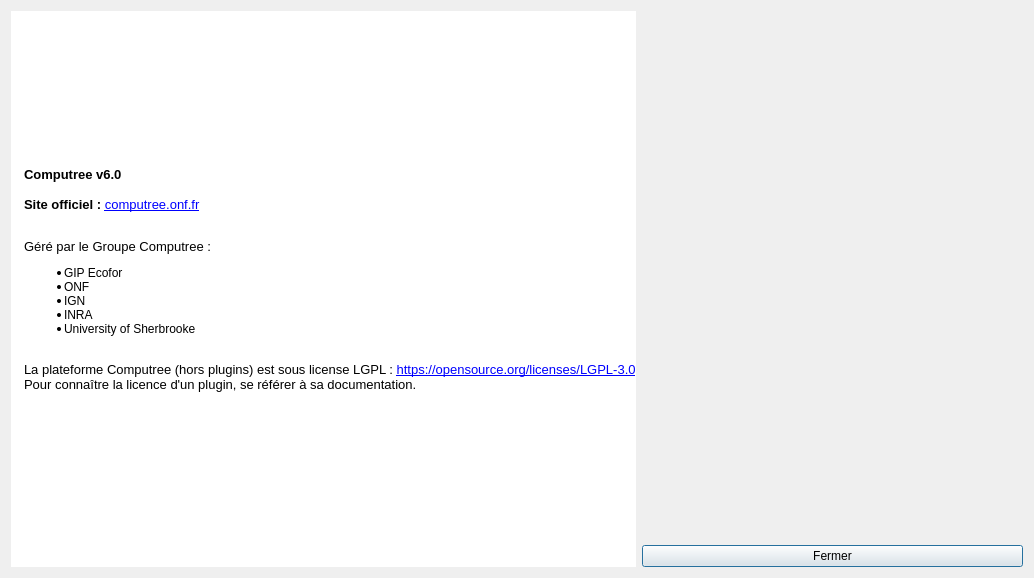
First picture: the form in ComputreeGui/view/MainView/gaboutdialog.ui, repository Chabam/computree-mirror, before the edit.
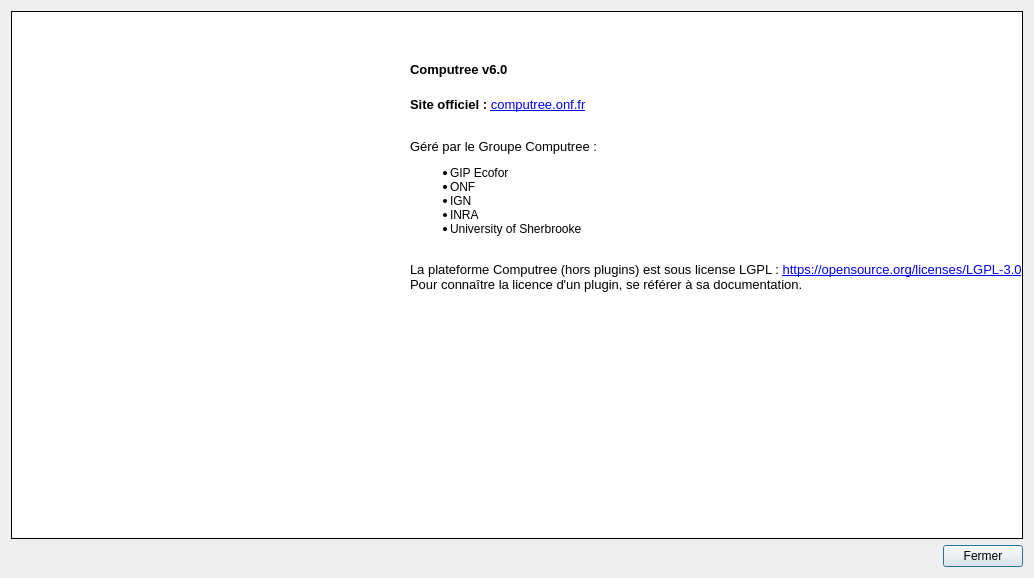
Second picture: the form after the edit. Icons and pictures are not drawn.

Commit message: Répercutions de la version sur A propos et exports documentés

```diff
--- a/ComputreeGui/view/MainView/gaboutdialog.ui
+++ b/ComputreeGui/view/MainView/gaboutdialog.ui
@@ -15,11 +15,11 @@
   </property>
   <layout class="QHBoxLayout" name="horizontalLayout">
    <item>
-    <widget class="QWidget" name="widget_4" native="true">
+    <widget class="QWidget" name="widget_2" native="true">
      <property name="styleSheet">
-      <string notr="true">QWidget {background-color: white}</string>
+      <string notr="true"/>
      </property>
-     <layout class="QHBoxLayout" name="horizontalLayout_2">
+     <layout class="QGridLayout" name="gridLayout_2" columnstretch="1,0">
       <property name="leftMargin">
        <number>0</number>
       </property>
@@ -32,7 +32,42 @@
       <property name="bottomMargin">
        <number>0</number>
       </property>
-      <item>
+      <property name="horizontalSpacing">
+       <number>0</number>
+      </property>
+      <property name="verticalSpacing">
+       <number>6</number>
+      </property>
+      <item row="1" column="1">
+       <widget class="QPushButton" name="pushButtonFermer">
+        <property name="text">
+         <string>Fermer</string>
+        </property>
+       </widget>
+      </item>
+      <item row="0" column="0" colspan="2">
+       <widget class="QWidget" name="widget_5" native="true">
+        <property name="styleSheet">
+         <string notr="true">QWidget {background-color: white;border-width:1px;border-style:solid;border-color: black;}
+</string>
+        </property>
+        <layout class="QGridLayout" name="gridLayout">
+         <property name="leftMargin">
+          <number>1</number>
+         </property>
+         <property name="topMargin">
+          <number>1</number>
+         </property>
+         <property name="rightMargin">
+          <number>1</number>
+         </property>
+         <property name="bottomMargin">
+          <number>1</number>
+         </property>
+         <property name="spacing">
+          <number>0</number>
+         </property>
+         <item row="0" column="0">
        <widget class="QWidget" name="widget" native="true">
         <property name="sizePolicy">
          <sizepolicy hsizetype="Preferred" vsizetype="Preferred">
@@ -40,6 +75,9 @@
           <verstretch>0</verstretch>
          </sizepolicy>
         </property>
+           <property name="styleSheet">
+            <string notr="true">QWidget {background-color: white;border-style: none;}</string>
+           </property>
         <layout class="QVBoxLayout" name="verticalLayout_2">
          <property name="leftMargin">
           <number>0</number>
@@ -166,6 +204,24 @@
         </layout>
        </widget>
       </item>
+         <item row="0" column="1">
+          <widget class="QWidget" name="widget_4" native="true">
+           <property name="styleSheet">
+            <string notr="true">QWidget {background-color: white;border-style: none;}</string>
+           </property>
+           <layout class="QHBoxLayout" name="horizontalLayout_2">
+            <property name="leftMargin">
+             <number>0</number>
+            </property>
+            <property name="topMargin">
+             <number>0</number>
+            </property>
+            <property name="rightMargin">
+             <number>0</number>
+            </property>
+            <property name="bottomMargin">
+             <number>0</number>
+            </property>
       <item>
        <layout class="QVBoxLayout" name="verticalLayout_3">
         <property name="rightMargin">
@@ -208,10 +264,17 @@
           </property>
          </widget>
         </item>
+              <item>
+               <widget class="QLabel" name="lb_version">
+                <property name="text">
+                 <string>&lt;html&gt;&lt;head/&gt;&lt;body&gt;&lt;p&gt;&lt;span style=&quot; font-size:10pt; font-weight:600;&quot;&gt;&lt;br/&gt;&lt;br/&gt;Computree v6.0&lt;br/&gt;&lt;/span&gt;&lt;/p&gt;&lt;/body&gt;&lt;/html&gt;</string>
+                </property>
+               </widget>
+              </item>
         <item>
          <widget class="QLabel" name="label">
           <property name="text">
-           <string>&lt;html&gt;&lt;head/&gt;&lt;body&gt;&lt;p&gt;&lt;span style=&quot; font-size:10pt; font-weight:600;&quot;&gt;Computree v6.0&lt;br/&gt;&lt;br/&gt;Site officiel : &lt;/span&gt;&lt;a href=&quot;https://computree.onf.fr&quot;&gt;&lt;span style=&quot; font-family:'Sans'; font-size:10pt; text-decoration: underline; color:#0000ff;&quot;&gt;computree.onf.fr&lt;/span&gt;&lt;/a&gt;&lt;/p&gt;&lt;p&gt;&lt;span style=&quot; font-family:'Sans'; font-size:10pt;&quot;&gt;&lt;br/&gt;Géré par le Groupe Computree :&lt;/span&gt;&lt;/p&gt;&lt;ul style=&quot;margin-top: 0px; margin-bottom: 0px; margin-left: 0px; margin-right: 0px; -qt-list-indent: 1;&quot;&gt;&lt;li style=&quot; margin-top:12px; margin-bottom:0px; margin-left:0px; margin-right:0px; -qt-block-indent:0; text-indent:0px;&quot;&gt;GIP Ecofor&lt;/li&gt;&lt;li style=&quot; margin-top:0px; margin-bottom:0px; margin-left:0px; margin-right:0px; -qt-block-indent:0; text-indent:0px;&quot;&gt;ONF&lt;/li&gt;&lt;li style=&quot; margin-top:0px; margin-bottom:0px; margin-left:0px; margin-right:0px; -qt-block-indent:0; text-indent:0px;&quot;&gt;IGN&lt;/li&gt;&lt;li style=&quot; margin-top:0px; margin-bottom:0px; margin-left:0px; margin-right:0px; -qt-block-indent:0; text-indent:0px;&quot;&gt;INRA&lt;/li&gt;&lt;li style=&quot; margin-top:0px; margin-bottom:12px; margin-left:0px; margin-right:0px; -qt-block-indent:0; text-indent:0px;&quot;&gt;University of Sherbrooke &lt;/li&gt;&lt;/ul&gt;&lt;p&gt;&lt;br/&gt;&lt;span style=&quot; font-family:'Sans'; font-size:10pt;&quot;&gt;La plateforme Computree (hors plugins) est sous license LGPL : &lt;/span&gt;&lt;a href=&quot;https://opensource.org/licenses/LGPL-3.0&quot;&gt;&lt;span style=&quot; font-family:'Sans'; font-size:10pt; text-decoration: underline; color:#0000ff;&quot;&gt;https://opensource.org/licenses/LGPL-3.0&lt;/span&gt;&lt;/a&gt;&lt;br/&gt;&lt;span style=&quot; font-family:'Sans'; font-size:10pt;&quot;&gt;Pour connaître la licence d'un plugin, se référer à sa documentation. &lt;/span&gt;&lt;/p&gt;&lt;/body&gt;&lt;/html&gt;</string>
+                 <string>&lt;html&gt;&lt;head/&gt;&lt;body&gt;&lt;p&gt;&lt;span style=&quot; font-size:10pt; font-weight:600;&quot;&gt;Site officiel : &lt;/span&gt;&lt;a href=&quot;https://computree.onf.fr&quot;&gt;&lt;span style=&quot; font-family:'Sans'; font-size:10pt; text-decoration: underline; color:#0000ff;&quot;&gt;computree.onf.fr&lt;/span&gt;&lt;/a&gt;&lt;/p&gt;&lt;p&gt;&lt;span style=&quot; font-family:'Sans'; font-size:10pt;&quot;&gt;&lt;br/&gt;Géré par le Groupe Computree :&lt;/span&gt;&lt;/p&gt;&lt;ul style=&quot;margin-top: 0px; margin-bottom: 0px; margin-left: 0px; margin-right: 0px; -qt-list-indent: 1;&quot;&gt;&lt;li style=&quot; margin-top:12px; margin-bottom:0px; margin-left:0px; margin-right:0px; -qt-block-indent:0; text-indent:0px;&quot;&gt;GIP Ecofor&lt;/li&gt;&lt;li style=&quot; margin-top:0px; margin-bottom:0px; margin-left:0px; margin-right:0px; -qt-block-indent:0; text-indent:0px;&quot;&gt;ONF&lt;/li&gt;&lt;li style=&quot; margin-top:0px; margin-bottom:0px; margin-left:0px; margin-right:0px; -qt-block-indent:0; text-indent:0px;&quot;&gt;IGN&lt;/li&gt;&lt;li style=&quot; margin-top:0px; margin-bottom:0px; margin-left:0px; margin-right:0px; -qt-block-indent:0; text-indent:0px;&quot;&gt;INRA&lt;/li&gt;&lt;li style=&quot; margin-top:0px; margin-bottom:12px; margin-left:0px; margin-right:0px; -qt-block-indent:0; text-indent:0px;&quot;&gt;University of Sherbrooke &lt;/li&gt;&lt;/ul&gt;&lt;p&gt;&lt;br/&gt;&lt;span style=&quot; font-family:'Sans'; font-size:10pt;&quot;&gt;La plateforme Computree (hors plugins) est sous license LGPL : &lt;/span&gt;&lt;a href=&quot;https://opensource.org/licenses/LGPL-3.0&quot;&gt;&lt;span style=&quot; font-family:'Sans'; font-size:10pt; text-decoration: underline; color:#0000ff;&quot;&gt;https://opensource.org/licenses/LGPL-3.0&lt;/span&gt;&lt;/a&gt;&lt;br/&gt;&lt;span style=&quot; font-family:'Sans'; font-size:10pt;&quot;&gt;Pour connaître la licence d'un plugin, se référer à sa documentation. &lt;/span&gt;&lt;/p&gt;&lt;/body&gt;&lt;/html&gt;</string>
           </property>
           <property name="textFormat">
            <enum>Qt::RichText</enum>
@@ -224,43 +287,8 @@
           </property>
          </widget>
         </item>
-       </layout>
-      </item>
-     </layout>
-    </widget>
-   </item>
    <item>
-    <widget class="QWidget" name="widget_2" native="true">
-     <layout class="QVBoxLayout" name="verticalLayout">
-      <property name="leftMargin">
-       <number>0</number>
-      </property>
-      <property name="topMargin">
-       <number>0</number>
-      </property>
-      <property name="rightMargin">
-       <number>0</number>
-      </property>
-      <property name="bottomMargin">
-       <number>0</number>
-      </property>
-      <item>
-       <widget class="QWidget" name="widget_3" native="true">
-        <layout class="QVBoxLayout" name="verticalLayout_4">
-         <property name="leftMargin">
-          <number>0</number>
-         </property>
-         <property name="topMargin">
-          <number>0</number>
-         </property>
-         <property name="rightMargin">
-          <number>0</number>
-         </property>
-         <property name="bottomMargin">
-          <number>0</number>
-         </property>
-         <item>
-          <spacer name="verticalSpacer_2">
+               <spacer name="verticalSpacer">
            <property name="orientation">
             <enum>Qt::Vertical</enum>
            </property>
@@ -272,11 +300,9 @@
            </property>
           </spacer>
          </item>
-         <item>
-          <widget class="QPushButton" name="pushButtonFermer">
-           <property name="text">
-            <string>Fermer</string>
-           </property>
+             </layout>
+            </item>
+           </layout>
           </widget>
          </item>
         </layout>
```
Lines whose indentation alone changed are shown as unchanged. The commit also changes 3 other files.
